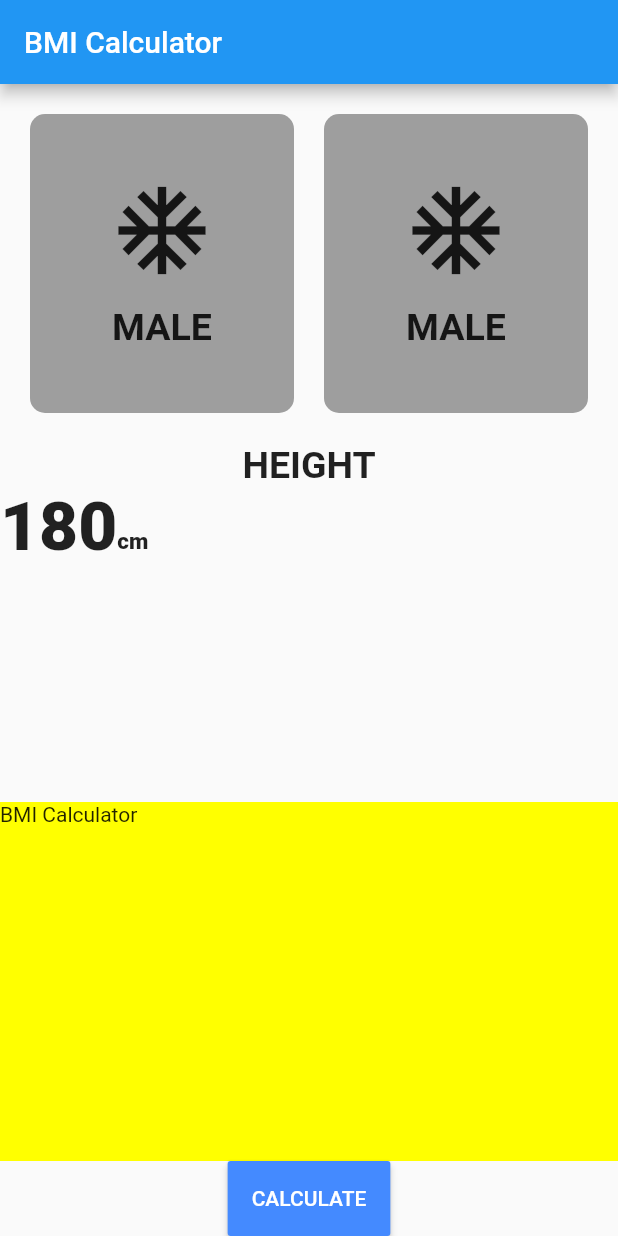
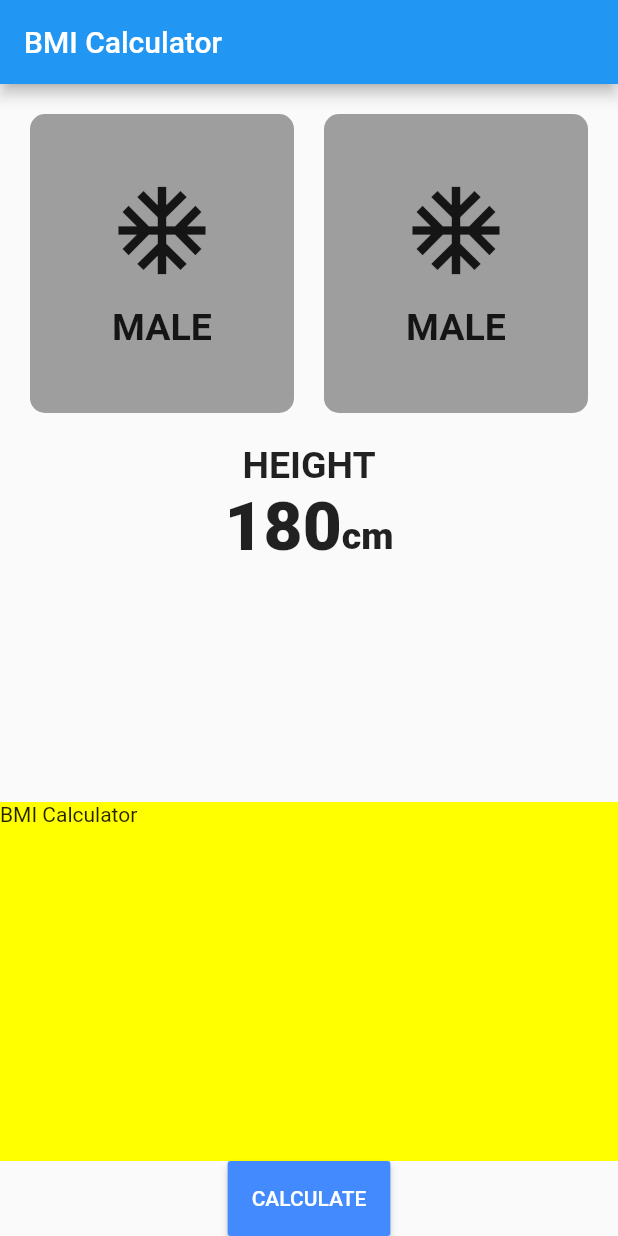
Before and after one commit to Devsaci/bmi_calculator_mansour, a Flutter app: the screen it shows after launch, on a phone screen of 412 x 824 dp. Run offline on Flutter 3.47's test engine with Material 2 defaults, Android fonts, the phone set to English and light mode, and no system bars.

Commit message:
MainAxisAlignment.center,

```diff
--- a/lib/bmi_screen.dart
+++ b/lib/bmi_screen.dart
@@ -90,6 +90,7 @@ class _BmiScreenState extends State<BmiScreen> {
                       fontSize: 25, fontWeight: FontWeight.bold),
                 ),
                 Row(
+                  mainAxisAlignment: MainAxisAlignment.center,
                   crossAxisAlignment: CrossAxisAlignment.baseline,
                   textBaseline: TextBaseline.alphabetic,
                   children: [
@@ -101,7 +102,7 @@ class _BmiScreenState extends State<BmiScreen> {
                     Text(
                       'cm',
                       style: TextStyle(
-                          fontSize: 15, fontWeight: FontWeight.w900),
+                          fontSize: 25, fontWeight: FontWeight.w900),
                     ),
                   ],
                 ),
```
